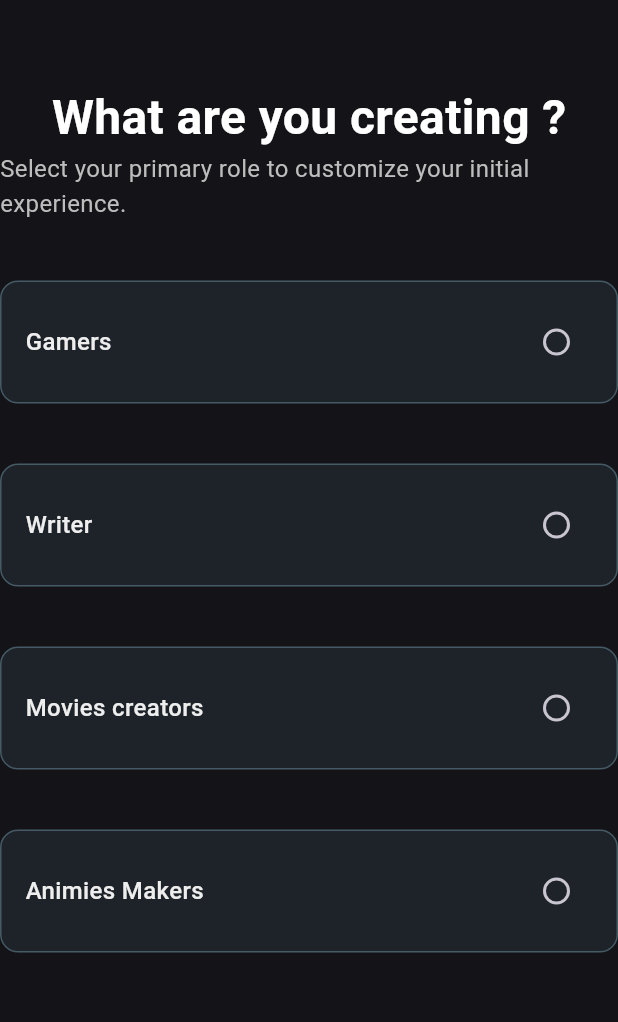
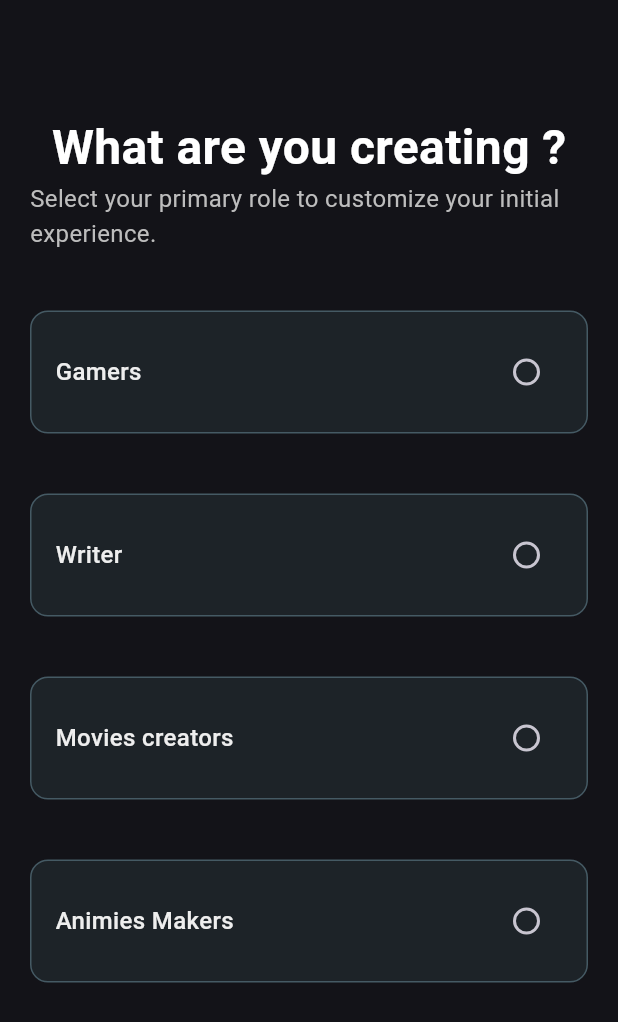
Before and after one commit to Abdelrahime7/LorWaver, a Flutter app: the screen it shows after launch, after a tap on "Begin Your Journey", on a phone screen of 412 x 824 dp. Shown: the top 1022 px of the screen. Run offline on Flutter 3.47's test engine with Material 3 defaults, Android fonts, the phone set to English and light mode, and no system bars; our stand-ins replace device_preview, flutter_svg.

Commit message:
feat(startup): integrate DevicePreview and polish user type screen
Enabled mobile simulation via DevicePreview for desktop/web platforms

Refined UserTypeScreen layout and logic for better onboarding flow

Updated pubspec and plugin registrant for compatibility and preview support

```diff
--- a/lib/Presentation/Screens/UserTypeScreen.dart
+++ b/lib/Presentation/Screens/UserTypeScreen.dart
@@ -15,7 +15,10 @@ class _UserTtypeState extends State<UserTtype> {
   Widget build(BuildContext context) {
     return Scaffold(
       backgroundColor: Theme.of(context).colorScheme.surface,
-      body: Center(
+      body: Padding(
+
+        padding: const EdgeInsets.all(20.0),
+        child: Center(
           child: Column(
             children: [
               const SizedBox(height: 55),
@@ -48,7 +51,11 @@ class _UserTtypeState extends State<UserTtype> {
 
               // Animies Makers
               buildRoleContainer(context, 'Animies Makers'),
+
+
+
             ],
+          ),
         ),
       ),
     );
--- a/lib/main.dart
+++ b/lib/main.dart
@@ -1,26 +1,28 @@
 import 'package:flutter/material.dart';
 import 'package:lorewaver/Presentation/Screens/welckomeScreen.dart';
+import 'package:device_preview/device_preview.dart';
 
 void main() {
-  runApp(const MyApp());
+  runApp(
+    DevicePreview(
+      enabled: true, // Set to false to disable
+      builder: (context) => MyApp(),
+    ),
+  );
 }
 
 class MyApp extends StatelessWidget {
-  const MyApp({super.key});
-
-  // This widget is the root of your application.
   @override
   Widget build(BuildContext context) {
     return MaterialApp(
-
       title: 'Flutter Demo',
+      builder: DevicePreview.appBuilder,
       theme: ThemeData(
-  colorScheme: ColorScheme.fromSeed(
-    seedColor: const Color.fromARGB(255, 26, 26, 47),
-    brightness: Brightness.dark, // 👈 This makes surface dark
-  ),
-),
-
+        colorScheme: ColorScheme.fromSeed(
+          seedColor: const Color.fromARGB(255, 26, 26, 47),
+          brightness: Brightness.dark,
+        ),
+      ),
       home: Welckomescreen(),
     );
   }
--- a/pubspec.yaml
+++ b/pubspec.yaml
@@ -7,11 +7,13 @@ environment:
   sdk: ^3.9.2
 
 dependencies:
+
   flutter:
     sdk: flutter
   cupertino_icons: ^1.0.8
   flutter_svg: ^2.0.7
   google_fonts: ^6.0.0
+  device_preview: ^1.1.0
 
 dev_dependencies:
   flutter_test:
```
Also changed, not shown: pubspec.lock, 2 other files. Lines whose indentation alone changed are shown as unchanged.
